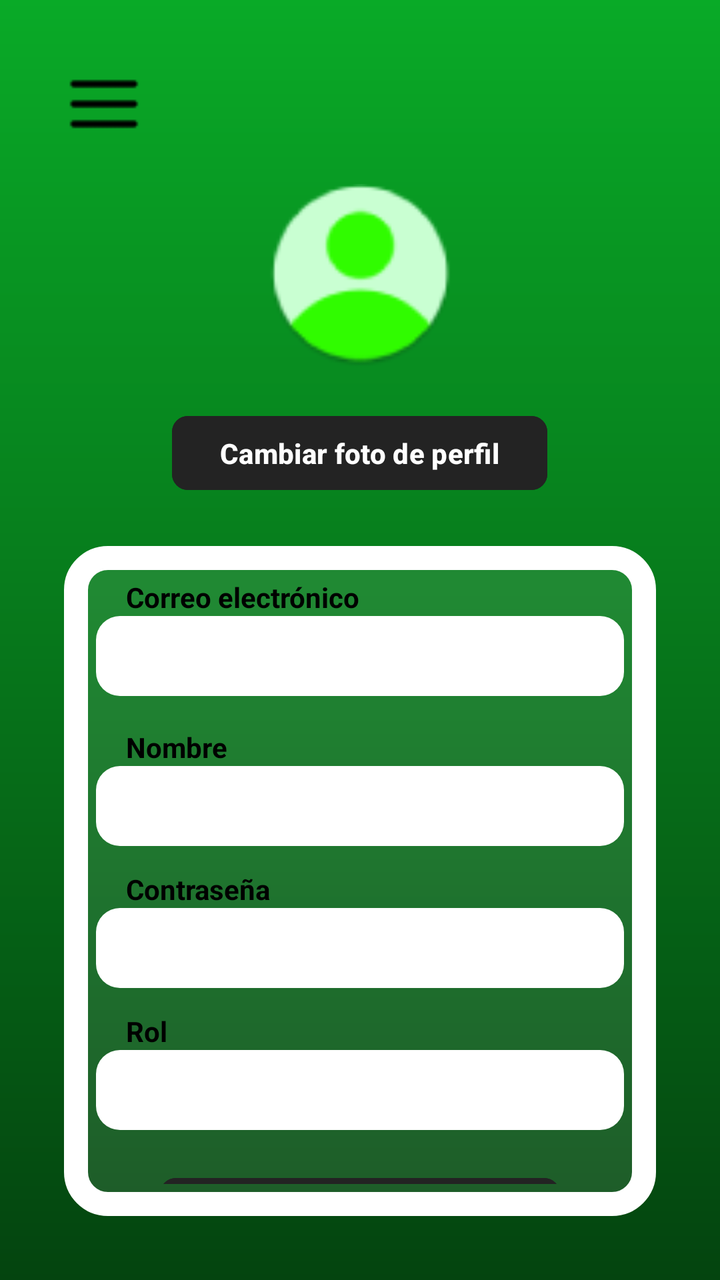
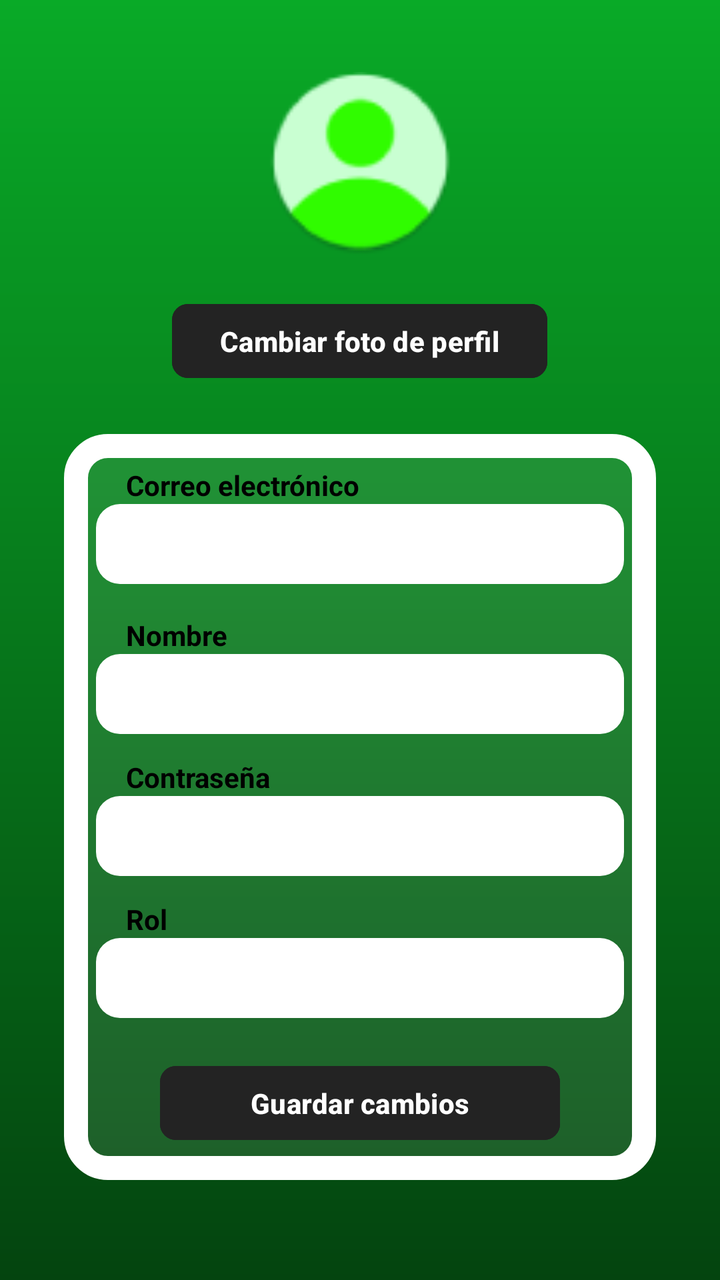

The first picture is an Android layout as it rendered before a commit; the second is the same layout after the commit. The layout source and the unified diff follow.
<!-- AndroidManifest.xml: application theme Theme.LoopTube -->
<!-- res/layout/editar.xml -->
<?xml version="1.0" encoding="utf-8"?>
<LinearLayout xmlns:android="http://schemas.android.com/apk/res/android"
    xmlns:app="http://schemas.android.com/apk/res-auto"
    android:id="@+id/edit_user_root"
    android:layout_width="match_parent"
    android:layout_height="match_parent"
    android:background="@drawable/gradiente_verde"
    android:orientation="vertical"
    android:padding="32dp">

    <ImageButton
        android:id="@+id/btnMenu"
        android:layout_width="40dp"
        android:layout_height="40dp"
        android:background="@null"
        android:src="@drawable/ic_menu"
        android:layout_marginEnd="80dp"
        android:contentDescription="Menú"
        android:layout_gravity="start"
        app:tint="#000000"
        android:layout_marginBottom="16dp"/>

    <LinearLayout
        android:layout_width="match_parent"
        android:layout_height="wrap_content"
        android:orientation="vertical"
        android:gravity="center_horizontal"
        android:layout_marginBottom="24dp">

        <ImageView
            android:id="@+id/ivProfile"
            android:layout_width="100dp"
            android:layout_height="100dp"
            android:src="@drawable/circle_background"
            android:contentDescription="Foto de perfil"
            android:layout_marginBottom="16dp"
            android:padding="4dp"/>

        <Button
            android:id="@+id/btnChangePhoto"
            android:layout_width="wrap_content"
            android:layout_height="45dp"
            android:text="Cambiar foto de perfil"
            android:drawableStart="@drawable/ic_file"
            android:backgroundTint="#232323"
            android:textColor="#FFFFFF"
            android:textStyle="bold"
            app:cornerRadius="8dp"/>
    </LinearLayout>

    <LinearLayout
        android:layout_width="match_parent"
        android:layout_height="wrap_content"
        android:orientation="vertical"
        android:background="@drawable/fondo_formulario"
        android:elevation="4dp"
        android:padding="16dp">

        
        <TextView
            android:layout_width="wrap_content"
            android:layout_height="wrap_content"
            android:text="Correo electrónico"
            android:textColor="#000000"
            android:textStyle="bold"
            android:layout_marginLeft="15dp"/>

        <EditText
            android:id="@+id/etEmail"
            android:layout_width="match_parent"
            android:layout_height="40dp"
            android:layout_marginBottom="12dp"
            android:background="@drawable/edittext_borderedondo"
            android:inputType="textEmailAddress"
            android:textColor="#000000"/>

        
        <TextView
            android:layout_width="wrap_content"
            android:layout_height="wrap_content"
            android:text="Nombre"
            android:textColor="#000000"
            android:textStyle="bold"
            android:layout_marginLeft="15dp"
            android:layout_marginTop="4dp"/>

        <EditText
        android:id="@+id/etNombre"
        android:layout_width="match_parent"
        android:layout_height="40dp"
        android:layout_marginBottom="12dp"
        android:background="@drawable/edittext_borderedondo"
        android:inputType="textPersonName"
        android:textColor="#000000"/>

        
        <TextView
            android:layout_width="wrap_content"
            android:layout_height="wrap_content"
            android:text="Contraseña"
            android:textColor="#000000"
            android:textStyle="bold"
            android:layout_marginLeft="15dp"/>

        <EditText
            android:id="@+id/etPassword"
            android:layout_width="match_parent"
            android:layout_height="40dp"
            android:layout_marginBottom="12dp"
            android:background="@drawable/edittext_borderedondo"
            android:inputType="textPassword"
            android:textColor="#000000"/>

        
        <TextView
            android:layout_width="wrap_content"
            android:layout_height="wrap_content"
            android:text="Rol"
            android:textColor="#000000"
            android:textStyle="bold"
            android:layout_marginLeft="15dp"/>

        <Spinner
            android:id="@+id/spinnerRol"
            android:layout_width="match_parent"
            android:layout_height="40dp"
            android:layout_marginBottom="20dp"
            android:background="@drawable/edittext_borderedondo"
            android:spinnerMode="dropdown"/>

        <Button
            android:id="@+id/btnGuardarCambios"
            android:layout_width="200dp"
            android:layout_height="45dp"
            android:layout_gravity="center_horizontal"
            android:text="Guardar cambios"
            android:textColor="#FFFFFF"
            android:textStyle="bold"
            android:backgroundTint="#232323"
            app:cornerRadius="8dp"/>
    </LinearLayout>
</LinearLayout>
<!-- resources referenced by this layout -->
<resources>
  <!-- drawable circle_background: png bitmap (drawable, 2626 bytes) -->
  <!-- drawable edittext_borderedondo (drawable) -->
  <shape xmlns:android="http://schemas.android.com/apk/res/android" android:shape="rectangle">
      <solid android:color="#FFFFFF"/>
      <corners android:radius="12dp"/>
  </shape>
  <!-- drawable fondo_formulario (drawable) -->
  <?xml version="1.0" encoding="utf-8"?>
  <shape xmlns:android="http://schemas.android.com/apk/res/android">
      <solid android:color="#1AFFFFFF" />
  
      <stroke
          android:width="12dp"
          android:color="#FFFFFF" />
  
      <corners android:radius="16dp" />
  </shape>
  <!-- drawable gradiente_verde (drawable) -->
  <?xml version="1.0" encoding="utf-8"?>
  <shape xmlns:android="http://schemas.android.com/apk/res/android">
      <gradient
          android:startColor="#09AA27"
          android:endColor="#04440F"
          android:angle="270"/>
  </shape>
  <!-- drawable ic_file: png bitmap (drawable, 602 bytes) -->
  <!-- drawable ic_menu: png bitmap (drawable, 234 bytes) -->
  <style name="Theme.LoopTube" parent="Base.Theme.LoopTube" />
  <style name="Base.Theme.LoopTube" parent="Theme.Material3.DayNight.NoActionBar">
          
          
      </style>
</resources>

<!-- the commit's change to res/layout/editar.xml (unified diff, before → after) -->
@@ -8,17 +8,6 @@
     android:orientation="vertical"
     android:padding="32dp">
 
-    <ImageButton
-        android:id="@+id/btnMenu"
-        android:layout_width="40dp"
-        android:layout_height="40dp"
-        android:background="@null"
-        android:src="@drawable/ic_menu"
-        android:layout_marginEnd="80dp"
-        android:contentDescription="Menú"
-        android:layout_gravity="start"
-        app:tint="#000000"
-        android:layout_marginBottom="16dp"/>
 
     <LinearLayout
         android:layout_width="match_parent"
<!-- resource entries referenced after the edit -->
@@ -26,7 +26,6 @@
           android:angle="270"/>
   </shape>
   <!-- drawable ic_file: png bitmap (drawable, 602 bytes) -->
-  <!-- drawable ic_menu: png bitmap (drawable, 234 bytes) -->
   <style name="Theme.LoopTube" parent="Base.Theme.LoopTube" />
   <style name="Base.Theme.LoopTube" parent="Theme.Material3.DayNight.NoActionBar">
           
